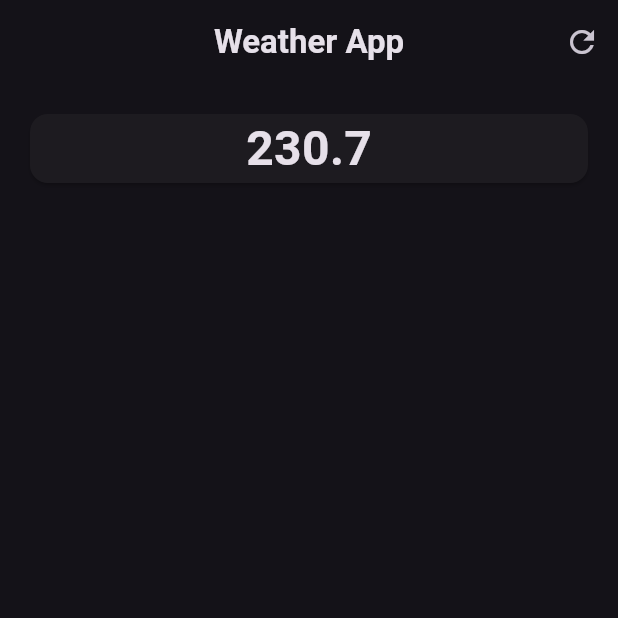
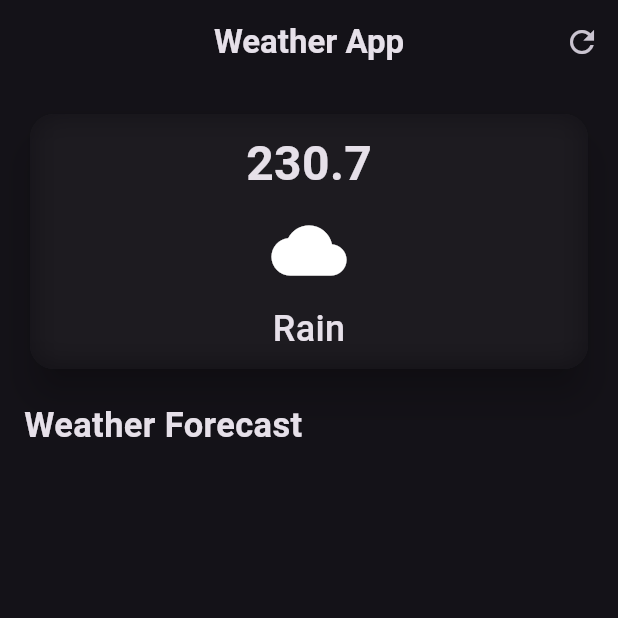
Before and after one commit to SUMANKC7/weather_application, a Flutter app: the screen it shows after launch, on a phone screen of 412 x 824 dp, the top half of it. Run offline on Flutter 3.47's test engine with Material 3 defaults, Android fonts, the phone set to English and light mode, and no system bars.

Commit message:
Main card Ui is finished and moving onto scrollable weather forecast

```diff
--- a/lib/main_card.dart
+++ b/lib/main_card.dart
@@ -1,3 +1,5 @@
+import 'dart:ui';
+
 import 'package:flutter/material.dart';
 
 class MainCard extends StatelessWidget {
@@ -5,17 +7,39 @@ class MainCard extends StatelessWidget {
 
   @override
   Widget build(BuildContext context) {
-    return const SizedBox(
+    return  SizedBox(
       width: double.infinity,
       child: Card(
-        child: Column(
-          children: [
-            Text("230.7",
-            style: TextStyle(fontSize: 32,
-            fontWeight: FontWeight.bold),
+        elevation: 10,
+        shape: RoundedRectangleBorder(
+          borderRadius: BorderRadius.circular(16),
+        ),
+        child: ClipRRect(
+          borderRadius: BorderRadius.circular(16),
+          child: BackdropFilter(
+            filter: ImageFilter.blur(
+              sigmaX: 10,
+              sigmaY: 10
             ),
-
-          ],
+            child: const Column(
+              children: [
+                  SizedBox(height: 10,),
+                Text("230.7",
+                style: TextStyle(fontSize: 32,
+                fontWeight: FontWeight.bold),
+                ),
+                    SizedBox(height: 10,),
+                Icon(Icons.cloud,size: 50,),
+                SizedBox(height: 10,),
+                Text("Rain",
+                style: TextStyle(
+                  fontSize: 24,
+                  fontWeight: FontWeight.w500,
+                ),),
+                  SizedBox(height: 10,),
+              ],
+            ),
+          ),
         ),
       ),
     );
--- a/lib/weather_screen.dart
+++ b/lib/weather_screen.dart
@@ -1,11 +1,10 @@
 // ignore_for_file: public_member_api_docs, sort_constructors_first
 import 'package:flutter/material.dart';
-import 'package:flutter/widgets.dart';
 import 'package:weather_application/main_card.dart';
 
 class WeatherScreen extends StatelessWidget {
   // void Function()? onPressed;
-  WeatherScreen({
+  const WeatherScreen({
     super.key,
     // required this.onPressed,
   });
@@ -28,11 +27,24 @@ class WeatherScreen extends StatelessWidget {
                 icon: const Icon(Icons.refresh))
           ],
         ),
-        body:const Padding(
+        body:const  Padding(
           padding:  EdgeInsets.all(16.0),
           child:  Column(
+            crossAxisAlignment: CrossAxisAlignment.start,
             children: [
+              //Main Card
                 MainCard(),
+            SizedBox(height: 17,),
+               //Weather forecast
+
+                Text("Weather Forecast",style: TextStyle(
+                  fontSize: 23,
+                  fontWeight: FontWeight.bold,
+                ),
+                ),
+                SizedBox(height: 17,),
+                //Scrollable Weather forecast
+
             ]
 
           ),
```
